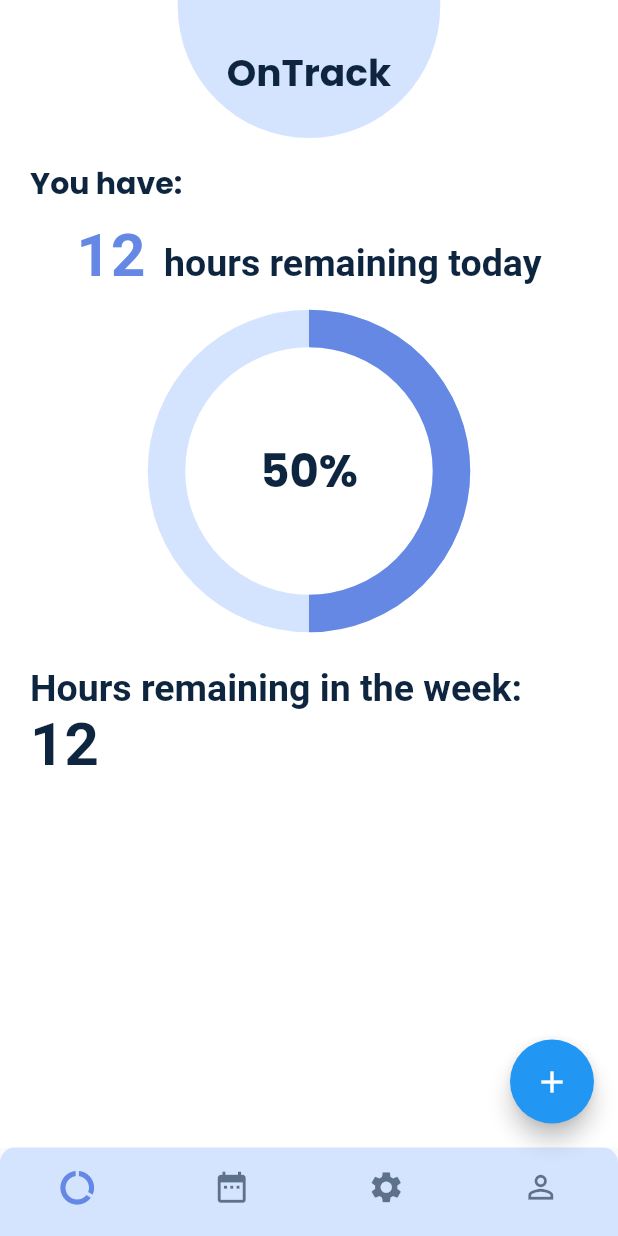
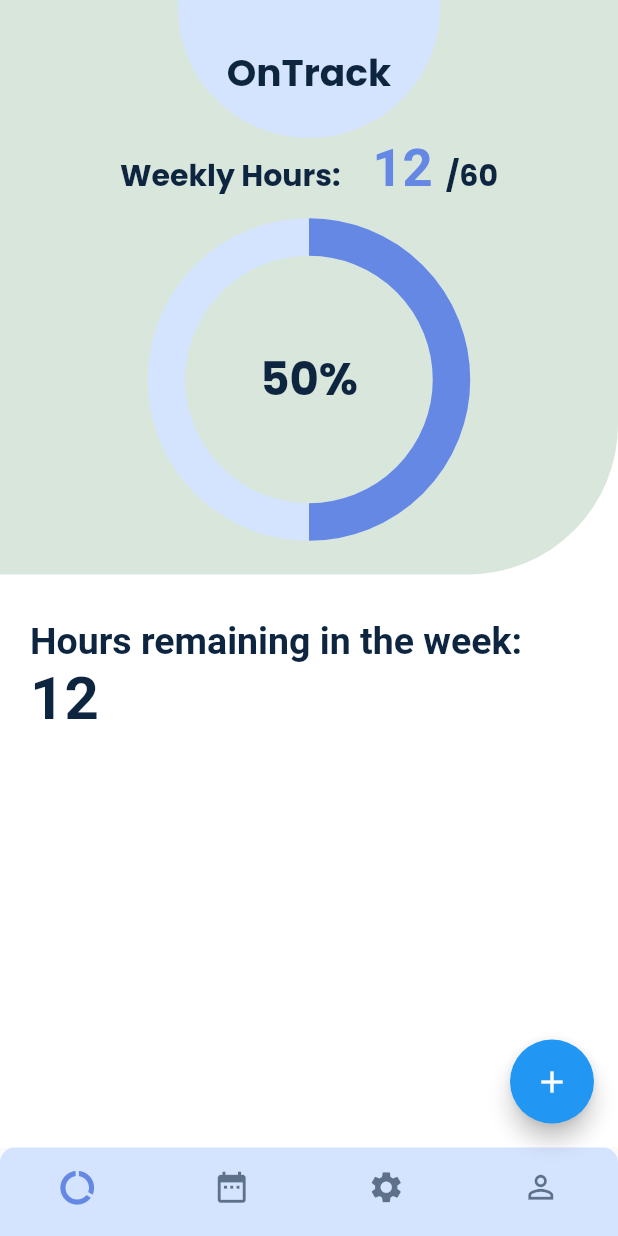
Before and after one commit to KavpreetGrewal/onTrack-time-tracker, a Flutter app: the screen it shows after launch, on a phone screen of 412 x 824 dp. Run offline on Flutter 3.47's test engine with Material 2 defaults, Android fonts, the phone set to English and light mode, and no system bars.

Commit message:
update layout design

```diff
--- a/lib/pages/home/homePage.dart
+++ b/lib/pages/home/homePage.dart
@@ -20,7 +20,17 @@ class _HomeState extends State<Home> {
           mainAxisAlignment: MainAxisAlignment.start,
           crossAxisAlignment: CrossAxisAlignment.center,
           children: <Widget>[
-
+            Container(
+                padding: EdgeInsets.only(bottom: 30, top: 0,),
+                decoration: BoxDecoration(
+                  color: ThemeColors.LightGreen,
+                  borderRadius: BorderRadius.only(
+                    bottomLeft: Radius.circular(0.0),
+                    bottomRight: Radius.circular(100.0),
+                  ),
+                ),
+              child: Column(
+                children: <Widget>[
                   Container(
                     width: 175,
                     padding: EdgeInsets.only(bottom: 25, top: 30,),
@@ -41,33 +51,22 @@ class _HomeState extends State<Home> {
                     ),
                   ),
 
-            Container(
-              padding: EdgeInsets.fromLTRB(20, 15, 0, 10),
-              child: Align(
-                alignment: Alignment.centerLeft,
-                child: Text(
-                  'You have:',
-                  style: TextStyle(
-                    fontSize: 20, fontWeight: FontWeight.w700,
-                  ),
-                ),
-              ),
-            ),
-
                   Padding(
                     padding: EdgeInsets.fromLTRB(0, 0, 0, 20),
                     child: Center (
                       child: RichText(
                         text: TextSpan(
                             style: TextStyle(
-                        fontSize: 25.0, fontWeight: FontWeight.w600,
+                              fontSize: 20.0, fontWeight: FontWeight.w700,
+                              fontFamily: 'Poppins',
                               color: ThemeColors.DarkBlue,
                             ),
                             children: <TextSpan> [
-                      TextSpan(text: '$hoursToday',
-                        style: TextStyle(fontSize: 40.0,
+                              TextSpan(text: 'Weekly Hours:     '),
+                              TextSpan(text: '$hoursToday ',
+                                style: TextStyle(fontSize: 35.0,
                                     fontWeight: FontWeight.bold, color: ThemeColors.Blue),),
-                      TextSpan(text: '  hours remaining today')
+                              TextSpan(text: '/${maxHours.toInt()}')
                             ]
                         ),
                       ),
@@ -91,6 +90,10 @@ class _HomeState extends State<Home> {
                         )
                     ),
                   ),
+                ],
+              )
+            ),
+
 
             Container(
               padding: EdgeInsets.fromLTRB(20, 30, 20, 20),
```
Lines whose indentation alone changed are shown as unchanged.
